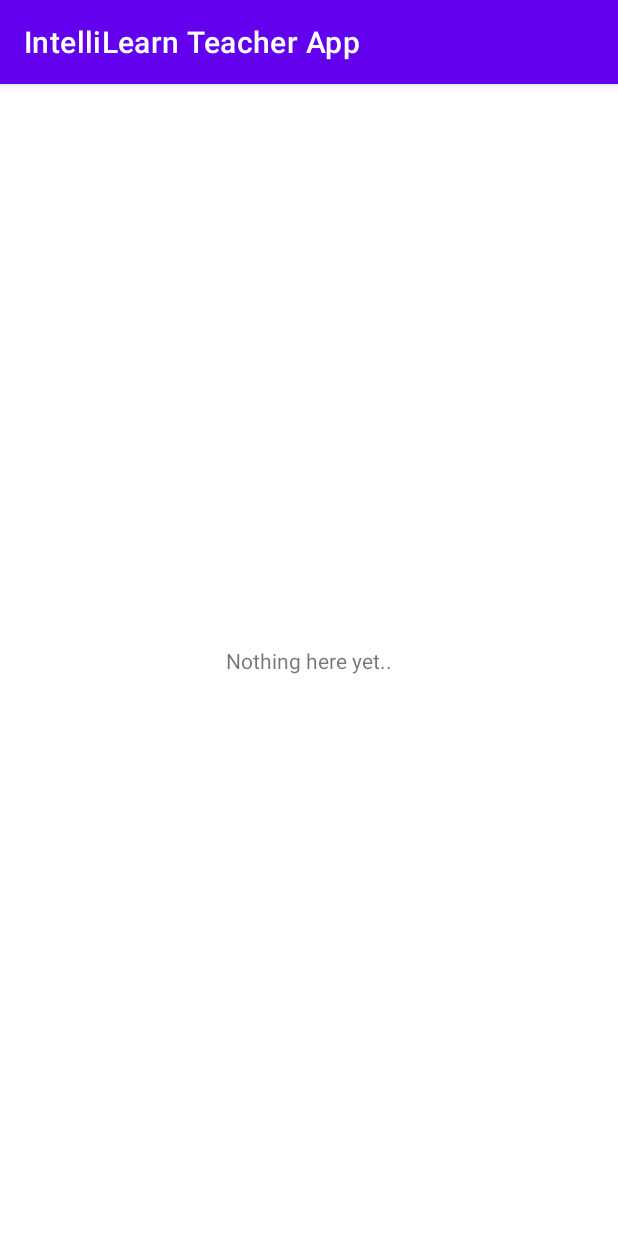
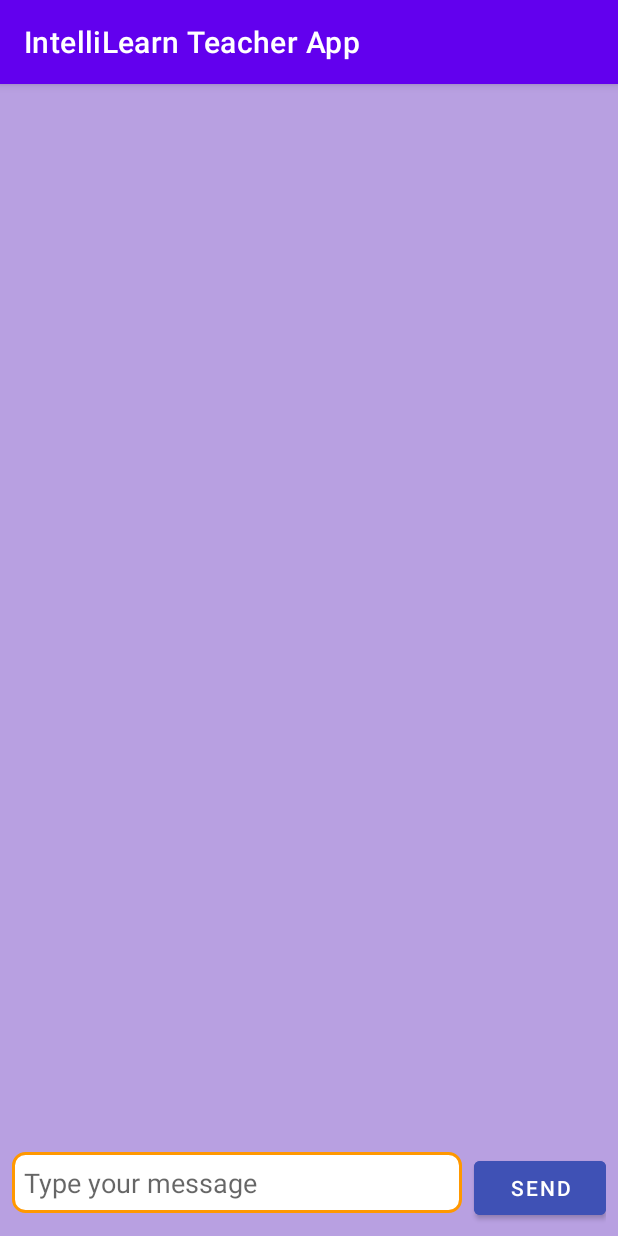
Before and after one commit to sxhkhsm/ILStudentApp, an Android app: the AskChatGPT screen opened directly, with no data from a screen before it, on a phone screen of 412 x 824 dp. Run offline under Robolectric (Android 15) with nearby library versions, the phone set to English and light mode, and no system bars.

Commit message:
Created interface for ChatGPT.

```diff
--- a/app/src/main/AndroidManifest.xml
+++ b/app/src/main/AndroidManifest.xml
@@ -3,6 +3,7 @@
     xmlns:tools="http://schemas.android.com/tools">
 
     <uses-permission android:name="android.permission.INTERNET" />
+    <uses-permission android:name="android.permission.ACCESS_NETWORK_STATE" />
 
     <application
         android:name=".MyApp"
--- a/app/src/main/java/com/example/intellilearnteacherapp/APIServices.kt
+++ b/app/src/main/java/com/example/intellilearnteacherapp/APIServices.kt
@@ -56,6 +56,10 @@ interface APIServices {
     @DELETE("addMcq")
     fun deleteMcqItem(@Query("question_ID") id : Int) : Call<DeleteResponse>
 
+    @GET("askChatGPT")
+    fun askChatGPT(@Query("question") question : String) : Call<String>
+
+
 }
 
 data class DeleteResponse ( var response : String)
--- a/app/src/main/java/com/example/intellilearnteacherapp/AskChatGPT.kt
+++ b/app/src/main/java/com/example/intellilearnteacherapp/AskChatGPT.kt
@@ -1,65 +1,68 @@
 package com.example.intellilearnteacherapp
 
+import android.os.Bundle
 import androidx.appcompat.app.AppCompatActivity
-import android.os.Bundle
-import android.widget.Toast
+import androidx.recyclerview.widget.LinearLayoutManager
+import com.example.intellilearnteacherapp.adapters.ChatAdapter
 import kotlinx.android.synthetic.main.activity_ask_chat_gpt.*
-import okhttp3.*
-import okhttp3.MediaType.Companion.toMediaTypeOrNull
-import org.json.JSONObject
-import java.io.IOException
+import retrofit2.Call
+import retrofit2.Callback
+import retrofit2.Response
 
 class AskChatGPT : AppCompatActivity() {
+
+    private lateinit var chatAdapter: ChatAdapter
+    private val chatMessages = mutableListOf<ChatMessage>()
+
     override fun onCreate(savedInstanceState: Bundle?) {
         super.onCreate(savedInstanceState)
         setContentView(R.layout.activity_ask_chat_gpt)
 
-        callChatGPTAPI("Please provide a summary of the book 'To Kill a Mockingbird'")
+        initRecyclerView()
 
+        sendButton.setOnClickListener {
+            val question = userInputEditText.text.toString().trim()
+
+            if (question.isNotEmpty()) {
+                chatMessages.add(ChatMessage(question, true))
+                chatAdapter.notifyItemInserted(chatMessages.size - 1)
+                recyclerView.scrollToPosition(chatMessages.size - 1)
+
+                userInputEditText.setText("")
+
+                MyApp.getInstance().getApiServices().askChatGPT(question)
+                    .enqueue(object : Callback<String> {
+                        override fun onResponse(
+                            call: Call<String>,
+                            response: Response<String>
+                        ) {
+                            if (response.isSuccessful && response.body()?.toString() != "Error") {
+                                val reply = response.body().toString()
+                                chatMessages.add(ChatMessage(reply, false))
+                                chatAdapter.notifyItemInserted(chatMessages.size - 1)
+                                recyclerView.scrollToPosition(chatMessages.size - 1)
+                            } else {
+                                chatMessages.add(ChatMessage("Error occurred.", false))
+                                chatAdapter.notifyItemInserted(chatMessages.size - 1)
+                                recyclerView.scrollToPosition(chatMessages.size - 1)
+                            }
+                        }
+
+                        override fun onFailure(call: Call<String>, t: Throwable) {
+                            chatMessages.add(ChatMessage("Error occurred.", false))
+                            chatAdapter.notifyItemInserted(chatMessages.size - 1)
+                            recyclerView.scrollToPosition(chatMessages.size - 1)
+                        }
+                    })
+            }
+        }
     }
 
-    private fun callChatGPTAPI(prompt: String) {
-        val apiKey = "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" //my api key
-        val url = "https://api.openai.com/v1/engines/davinci-codex/completions"
-
-        val client = OkHttpClient()
-
-        val requestBody = JSONObject()
-        requestBody.put("prompt", prompt)
-        requestBody.put("max_tokens", 50)
-
-        val body = RequestBody.create("application/json; charset=utf-8".toMediaTypeOrNull(), requestBody.toString())
-
-        val request = Request.Builder()
-            .url(url)
-            .addHeader("Content-Type", "application/json")
-            .addHeader("Authorization", "Bearer $apiKey")
-            .post(body)
-            .build()
-
-        client.newCall(request).enqueue(object : Callback {
-            override fun onFailure(call: Call, e: IOException) {
-                // Handle the error
-                Toast.makeText(this@AskChatGPT, "Error getting response..", Toast.LENGTH_LONG).show()
-
-            }
-
-            override fun onResponse(call: Call, response: Response) {
-                if (response.isSuccessful) {
-                    val jsonResponse = JSONObject(response.body?.string() ?: "")
-                    val generatedText = jsonResponse.getJSONObject("choices").getJSONArray("text").getString(0)
-                    runOnUiThread {
-                        // Update UI with the generated text
-
-                        tvChatGPTResponse.text = generatedText
-
-                    }
-                } else {
-                    // Handle the error
-                    Toast.makeText(this@AskChatGPT, "Response unsuccessful..", Toast.LENGTH_LONG).show()
-                }
-            }
-        })
+    private fun initRecyclerView() {
+        chatAdapter = ChatAdapter(chatMessages)
+        recyclerView.apply {
+            layoutManager = LinearLayoutManager(this@AskChatGPT)
+            adapter = chatAdapter
+        }
     }
-
 }
--- /dev/null
+++ b/app/src/main/java/com/example/intellilearnteacherapp/ChatAdapter.kt
@@ -0,0 +1,50 @@
+package com.example.intellilearnteacherapp.adapters
+
+import android.view.LayoutInflater
+import android.view.View
+import android.view.ViewGroup
+import androidx.recyclerview.widget.RecyclerView
+import com.example.intellilearnteacherapp.ChatMessage
+import com.example.intellilearnteacherapp.R
+import kotlinx.android.synthetic.main.chat_item_user.view.*
+
+class ChatAdapter(private val chatMessages: List<ChatMessage>) :
+    RecyclerView.Adapter<ChatAdapter.ChatViewHolder>() {
+
+    inner class ChatViewHolder(itemView: View) : RecyclerView.ViewHolder(itemView)
+
+    override fun onCreateViewHolder(parent: ViewGroup, viewType: Int): ChatViewHolder {
+        return if (viewType == VIEW_TYPE_USER) {
+            val view =
+                LayoutInflater.from(parent.context).inflate(R.layout.chat_item_user, parent, false)
+            ChatViewHolder(view)
+        } else {
+            val view =
+                LayoutInflater.from(parent.context).inflate(R.layout.chat_item_bot, parent, false)
+            ChatViewHolder(view)
+        }
+    }
+
+    override fun onBindViewHolder(holder: ChatViewHolder, position: Int) {
+        val chatMessage = chatMessages[position]
+        holder.itemView.tvChatMessage.text =
+            chatMessage.message
+    }
+
+    override fun getItemCount(): Int {
+        return chatMessages.size
+    }
+
+    override fun getItemViewType(position: Int): Int {
+        return if (chatMessages[position].isUser) {
+            VIEW_TYPE_USER
+        } else {
+            VIEW_TYPE_BOT
+        }
+    }
+
+    companion object {
+        private const val VIEW_TYPE_USER = 1
+        private const val VIEW_TYPE_BOT = 2
+    }
+}
--- /dev/null
+++ b/app/src/main/java/com/example/intellilearnteacherapp/models/ChatMessage.kt
@@ -0,0 +1,3 @@
+package com.example.intellilearnteacherapp
+
+data class ChatMessage(val message: String, val isUser: Boolean)
--- /dev/null
+++ b/app/src/main/res/drawable/chat_item_bot_bg.xml
@@ -0,0 +1,5 @@
+<?xml version="1.0" encoding="utf-8"?>
+<shape xmlns:android="http://schemas.android.com/apk/res/android">
+    <corners android:radius="16dp" />
+    <solid android:color="@color/colorFormBackground" />
+</shape>
--- /dev/null
+++ b/app/src/main/res/drawable/chat_item_user_bg.xml
@@ -0,0 +1,5 @@
+<?xml version="1.0" encoding="utf-8"?>
+<shape xmlns:android="http://schemas.android.com/apk/res/android">
+    <corners android:radius="16dp" />
+    <solid android:color="@color/colorPrimary" />
+</shape>
--- a/app/src/main/res/layout/activity_ask_chat_gpt.xml
+++ b/app/src/main/res/layout/activity_ask_chat_gpt.xml
@@ -4,15 +4,49 @@
     xmlns:tools="http://schemas.android.com/tools"
     android:layout_width="match_parent"
     android:layout_height="match_parent"
+    android:background="@color/colorPrimaryBackground"
     tools:context=".AskChatGPT">
 
-    <TextView
-        android:id="@+id/tvChatGPTResponse"
-        android:layout_width="wrap_content"
-        android:layout_height="wrap_content"
-        android:text="Nothing here yet.."
-        app:layout_constraintBottom_toBottomOf="parent"
+    <androidx.recyclerview.widget.RecyclerView
+        android:id="@+id/recyclerView"
+        android:layout_width="0dp"
+        android:layout_height="0dp"
+        app:layout_constraintBottom_toTopOf="@+id/userInputLayout"
         app:layout_constraintEnd_toEndOf="parent"
         app:layout_constraintStart_toStartOf="parent"
         app:layout_constraintTop_toTopOf="parent" />
+
+    <LinearLayout
+        android:id="@+id/userInputLayout"
+        android:layout_width="0dp"
+        android:layout_height="wrap_content"
+        android:orientation="horizontal"
+        android:padding="8dp"
+        app:layout_constraintBottom_toBottomOf="parent"
+        app:layout_constraintEnd_toEndOf="parent"
+        app:layout_constraintStart_toStartOf="parent">
+
+        <EditText
+            android:id="@+id/userInputEditText"
+            android:layout_width="0dp"
+            android:layout_height="wrap_content"
+            android:layout_weight="1"
+            android:background="@drawable/edit_text_background"
+            android:hint="Type your message"
+            android:maxLines="4"
+            android:padding="8dp"
+            android:textColor="@color/option_text" />
+
+        <Button
+            android:id="@+id/sendButton"
+            android:layout_width="wrap_content"
+            android:layout_height="wrap_content"
+            android:layout_gravity="bottom"
+            android:layout_marginStart="8dp"
+            android:backgroundTint="@color/button_background_color"
+            android:text="Send"
+            android:textColor="@color/white" />
+
+    </LinearLayout>
+
 </androidx.constraintlayout.widget.ConstraintLayout>
```
Also changed, not shown: app/build.gradle (+19 -16 lines), app/src/main/res/layout/chat_item_bot.xml (added, +18 -0 lines), app/src/main/res/layout/chat_item_user.xml (added, +19 -0 lines).
